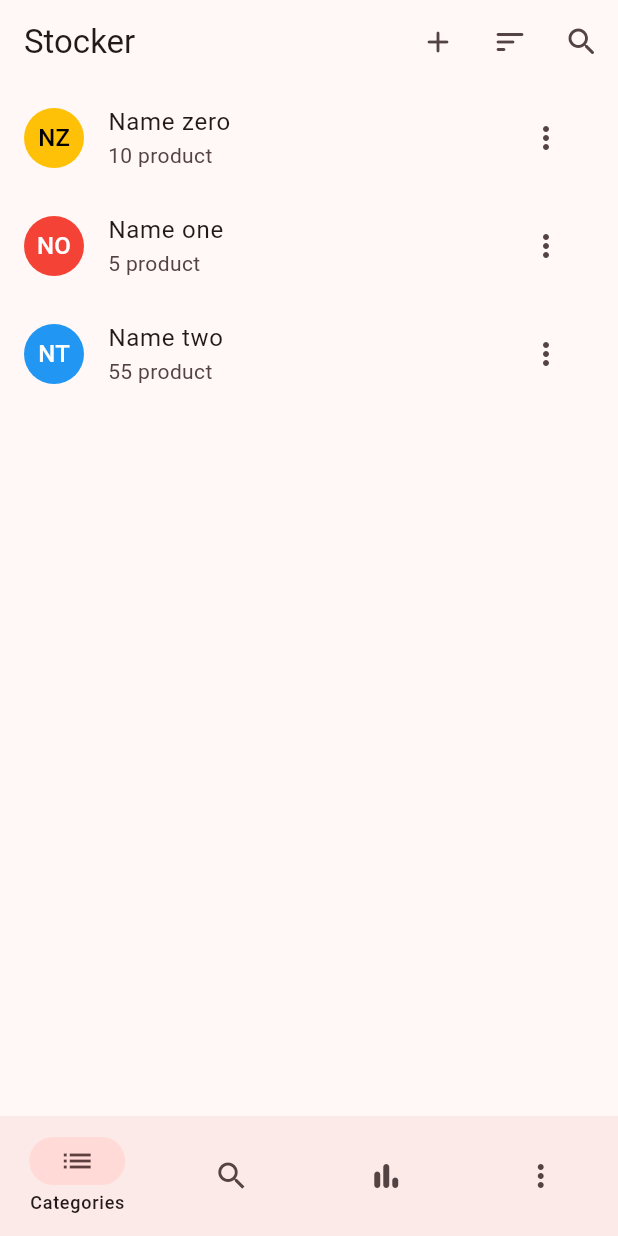
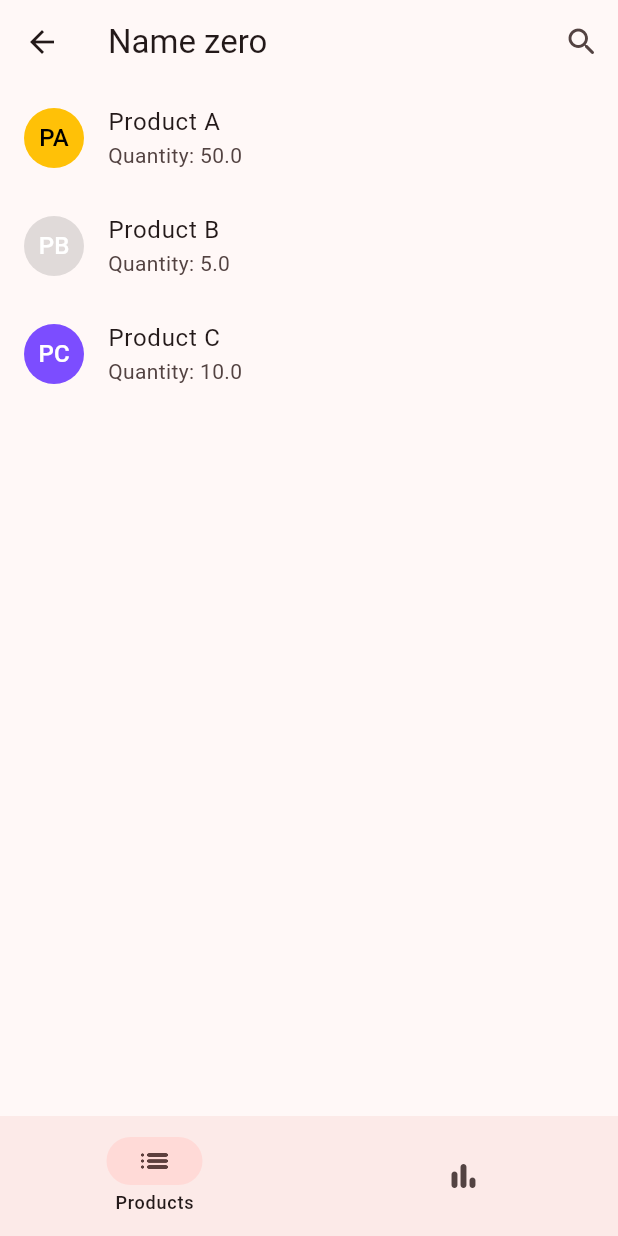
Before and after one commit to SirusCodes/stocker, a Flutter app: the screen it shows after launch, after a tap on an icon or button, on a phone screen of 412 x 824 dp. Run offline on Flutter 3.47's test engine with Material 2 defaults, Android fonts, the phone set to English and light mode, and no system bars; our stand-ins replace equatable, fl_chart, flutter_riverpod; missing offline and left inert: flex_color_picker.

Commit message:
feat: add product base + product list

```diff
--- /dev/null
+++ b/lib/features/product/presentation/product_base_screen.dart
@@ -0,0 +1,54 @@
+import 'package:flutter/material.dart';
+import 'package:flutter_riverpod/flutter_riverpod.dart';
+
+import '../../category/domain/domain.dart';
+import '../providers/category_provider.dart';
+import '../widgets/product_list_section.dart';
+
+class ProductBaseScreen extends StatefulWidget {
+  const ProductBaseScreen({Key? key, required this.category}) : super(key: key);
+
+  static const path = "/product-list";
+
+  final CategoryModel category;
+
+  @override
+  State<ProductBaseScreen> createState() => _ProductBaseScreenState();
+}
+
+class _ProductBaseScreenState extends State<ProductBaseScreen> {
+  int _selectedSection = 0;
+
+  static const _screens = [
+    ProductListSection(),
+    SizedBox.shrink(),
+  ];
+
+  @override
+  Widget build(BuildContext context) {
+    return ProviderScope(
+      overrides: [
+        categoryProductProvider.overrideWithValue(widget.category),
+      ],
+      child: Scaffold(
+        body: _screens[_selectedSection],
+        bottomNavigationBar: NavigationBar(
+          selectedIndex: _selectedSection,
+          onDestinationSelected: (value) {
+            setState(() => _selectedSection = value);
+          },
+          destinations: const [
+            NavigationDestination(
+              icon: Icon(Icons.list_rounded),
+              label: "Products",
+            ),
+            NavigationDestination(
+              icon: Icon(Icons.bar_chart_rounded),
+              label: "Statistics",
+            ),
+          ],
+        ),
+      ),
+    );
+  }
+}
--- /dev/null
+++ b/lib/features/product/widgets/product_list_section.dart
@@ -0,0 +1,35 @@
+import 'package:flutter/material.dart';
+import 'package:flutter_riverpod/flutter_riverpod.dart';
+
+import '../../../shared/widgets/product_list_tile.dart';
+import '../providers/category_provider.dart';
+
+class ProductListSection extends ConsumerWidget {
+  const ProductListSection({Key? key}) : super(key: key);
+
+  @override
+  Widget build(BuildContext context, WidgetRef ref) {
+    final category = ref.read(categoryProductProvider);
+    return NestedScrollView(
+      headerSliverBuilder: (context, innerBoxIsScrolled) => [
+        SliverAppBar(
+          title: Text(category.name),
+          actions: [
+            IconButton(
+              onPressed: () {},
+              icon: const Icon(Icons.search_rounded),
+            ),
+          ],
+        ),
+      ],
+      body: ListView.builder(
+        itemCount: mockProducts.length,
+        itemBuilder: (context, index) {
+          final product = mockProducts[index];
+
+          return ProductListTile(product: product);
+        },
+      ),
+    );
+  }
+}
--- a/lib/shared/widgets/product_list_tile.dart
+++ b/lib/shared/widgets/product_list_tile.dart
@@ -2,6 +2,30 @@ import 'package:flutter/material.dart';
 
 import '../../extensions/extensions.dart';
 import '../../features/product/domain/domain.dart';
+
+const mockProducts = [
+  ProductModel(
+    name: "Product A",
+    costPrice: 10,
+    sellingPrice: 20,
+    quantity: 50,
+    color: Colors.amber,
+  ),
+  ProductModel(
+    name: "Product B",
+    costPrice: 10,
+    sellingPrice: 20,
+    quantity: 5,
+    color: Colors.black12,
+  ),
+  ProductModel(
+    name: "Product C",
+    costPrice: 10,
+    sellingPrice: 20,
+    quantity: 10,
+    color: Colors.deepPurpleAccent,
+  ),
+];
 
 class ProductListTile extends StatelessWidget {
   const ProductListTile({Key? key, required this.product}) : super(key: key);
--- a/lib/utils/route_generator.dart
+++ b/lib/utils/route_generator.dart
@@ -3,6 +3,7 @@ import 'package:flutter/material.dart';
 import '../features/category/domain/domain.dart';
 import '../features/category/presentation/save_category_screen.dart';
 import '../features/home/presentation/home_base.dart';
+import '../features/product/presentation/product_base_screen.dart';
 import '../features/transaction/presentation/transaction_history_screen.dart';
 import '../features/users/presentation/profile_screen.dart';
 import '../features/users/presentation/update_password_screen.dart';
@@ -29,6 +30,11 @@ class RouteGenerator {
         return MaterialPageRoute(
           builder: (_) => SaveCategoryScreen(category: category),
         );
+      case ProductBaseScreen.path:
+        final category = settings.arguments as CategoryModel;
+        return MaterialPageRoute(
+          builder: (_) => ProductBaseScreen(category: category),
+        );
       default:
         return MaterialPageRoute(builder: (context) => const HomeBase());
     }
```
Also changed, not shown: lib/features/home/widgets/category_list_section.dart (+16 -3 lines), lib/features/home/widgets/search_section.dart (+2 -27 lines), lib/features/product/providers/category_provider.dart (added, +7 -0 lines).
